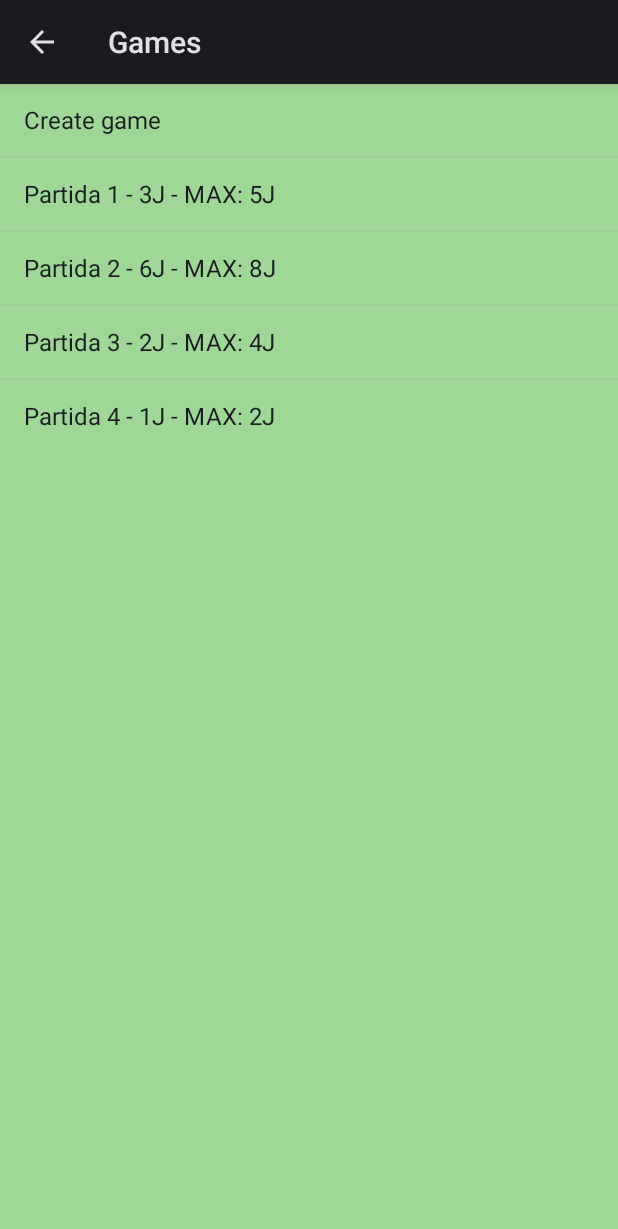
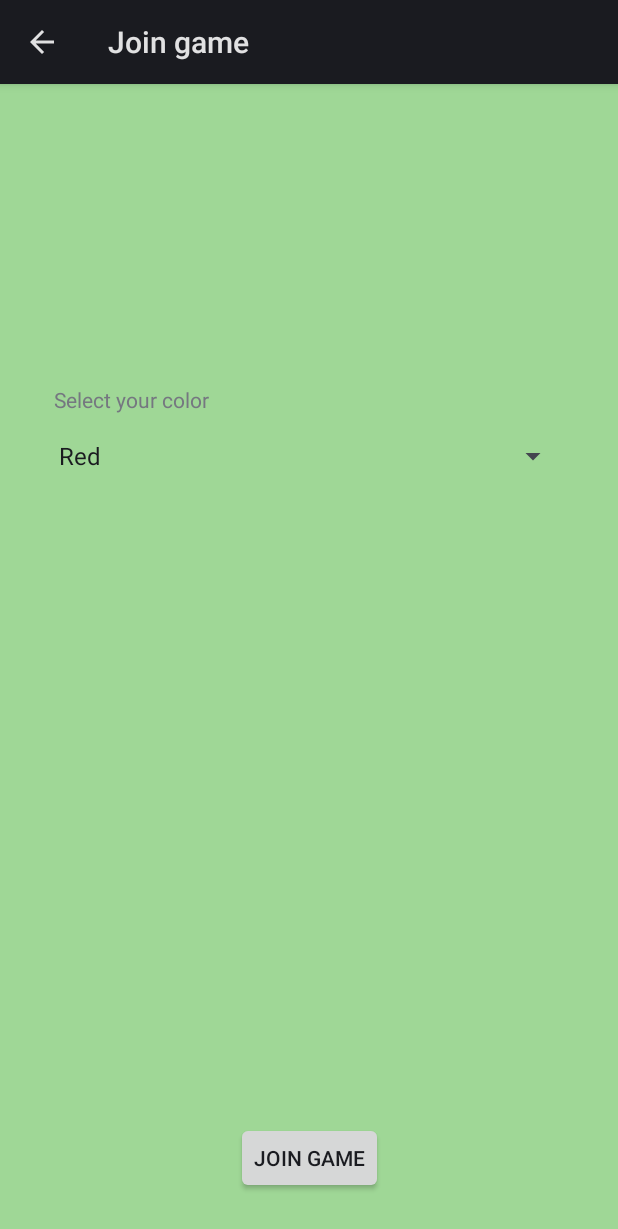
Before and after one commit to Mongolpoly/MyApplication, an Android app: the ListGames screen opened directly, with no data from a screen before it, after a tap on "Partida 1 - 3J - MAX: 5J", on a phone screen of 412 x 824 dp. Shown: the top 1229 px of the screen. Run offline under Robolectric (Android 15) with nearby library versions, the phone set to English and light mode, and no system bars.

Commit message:
Interfaces Fixed

```diff
--- a/app/src/main/java/com/example/java/myapplication/JoinGame.java
+++ b/app/src/main/java/com/example/java/myapplication/JoinGame.java
@@ -1,7 +1,16 @@
 package com.example.java.myapplication;
 
 import android.app.Activity;
+import android.content.Intent;
 import android.os.Bundle;
+import android.view.View;
+import android.widget.ArrayAdapter;
+import android.widget.Button;
+import android.widget.Spinner;
+import android.widget.Toast;
+
+import java.util.ArrayList;
+import java.util.List;
 
 public class JoinGame extends Activity {
 
@@ -11,6 +20,75 @@ public class JoinGame extends Activity {
     protected void onCreate(Bundle savedInstanceState) {
         super.onCreate(savedInstanceState);
         setContentView(R.layout.activity_join_game);
-        user = getIntent().getStringExtra("USUARIO");
+        user = getIntent().getStringExtra("user");
+        String partida = getIntent().getStringExtra("partida");
+        int jugadores = 5; //TODO:buscar en la BBDD los jugadores y mandarlo desde la anterior activity
+        final Spinner spinner = findViewById(R.id.spinner_join);
+        List<String> list = new ArrayList<String>();
+        for (int i=1;i<=jugadores;i++){
+            list.add(color(i));
+        }
+        ArrayAdapter<String> adapter = new ArrayAdapter<String>(this, android.R.layout.simple_spinner_item, list);
+        adapter.setDropDownViewResource(android.R.layout.simple_spinner_dropdown_item);
+        spinner.setAdapter(adapter);
+        Button btn = (Button) findViewById(R.id.btn_join_game);
+        btn.setOnClickListener(new View.OnClickListener() {
+            @Override
+            public void onClick(View view) {
+                String color = spinner.getSelectedItem().toString();
+                if (unirsePartida(fichaColor(color))){
+                    Intent i = new Intent(JoinGame.this, Game.class);
+                    i.putExtra("user", user);
+                    i.putExtra("ficha", (fichaColor(color)));
+                    startActivity(i);
+                }else{
+                    finish();
+                    Toast.makeText(JoinGame.this, R.string.closed, Toast.LENGTH_SHORT).show();
+                }
+
+            }
+        });
+    }
+
+    public String color(int c){
+        switch (c){
+            case 1: return getString(R.string.red);
+            case 2: return getString(R.string.blue);
+            case 3: return getString(R.string.yellow);
+            case 4: return getString(R.string.purple);
+            case 5: return getString(R.string.orange);
+            case 6: return getString(R.string.green);
+            case 7: return getString(R.string.white);
+            case 8: return getString(R.string.black);
+            default: return getString(R.string.red);
+        }
+    }
+
+    public int fichaColor(String color){
+        if (color.equals(getString(R.string.red))){
+            return 1;
+        } else if(color.equals(getString(R.string.blue))){
+            return 2;
+        }else if(color.equals(getString(R.string.yellow))){
+            return 3;
+        }else if(color.equals(getString(R.string.purple))){
+            return 4;
+        }else if(color.equals(getString(R.string.orange))){
+            return 5;
+        }else if(color.equals(getString(R.string.green))){
+            return 6;
+        }else if(color.equals(getString(R.string.white))){
+            return 7;
+        }else{
+            return 8;
+        }
+    }
+
+    private boolean unirsePartida(int color) { //TODO: CREAR PARTIDA
+        if (color>0 && color<9) {
+            return true;
+        }else{
+            return false;
+        }
     }
 }
--- a/app/src/main/java/com/example/java/myapplication/ListGames.java
+++ b/app/src/main/java/com/example/java/myapplication/ListGames.java
@@ -22,8 +22,7 @@ public class ListGames extends Activity {
     protected void onCreate(Bundle savedInstanceState) {
         super.onCreate(savedInstanceState);
         setContentView(R.layout.activity_list_games);
-        Bundle bundle = new Bundle();
-        user = getIntent().getStringExtra("USUARIO");
+        user = getIntent().getStringExtra("user");
         listView = (ListView) findViewById(R.id.list);
         String[] values = new String[] {
                 getString(R.string.create_game),
@@ -49,15 +48,18 @@ public class ListGames extends Activity {
                 String itemValue = (String) listView.getItemAtPosition(position);
                 if (position==0){
                     Intent i = new Intent(ListGames.this, CreateGame.class); //crear la partida
-                    i.putExtra("USUARIO", user);
+                    i.putExtra("user", user);
                     startActivity(i);
                 }else{
                     if(unirsepartida(position)){
                         Intent i = new Intent(ListGames.this, JoinGame.class); //unirse a una partida
-                        i.putExtra("USUARIO", user);
+                        i.putExtra("user", user);
+                        //listView.getOnItemSelectedListener().toString().substring(0,listView.getOnItemSelectedListener().toString().indexOf("-")-1);
+                        i.putExtra("partida", listView.getItemAtPosition(position).toString());
                         startActivity(i);
                     }else{
                         Toast.makeText(getApplicationContext(), getString(R.string.closed) , Toast.LENGTH_LONG).show();
+                        recargar();
                     }
                 }
             }
@@ -92,11 +94,15 @@ public class ListGames extends Activity {
     public boolean unirsepartida(int pos){
         //accedes a la partida con un insert vacío
         int maxjugadores = 5; //json con n_jugadores de la tabla partida
-        int jugadores = 5; //json con n_jugadores de la tabla partida
+        int jugadores = 2; //json con n_jugadores de la tabla partida
         if (maxjugadores>=jugadores+1){
             return true;
         } else {
             return false;
         }
     }
+
+    private void recargar() {
+        //TODO: Hacer la recarga del lisview
+    }
 }
--- a/app/src/main/res/layout/activity_join_game.xml
+++ b/app/src/main/res/layout/activity_join_game.xml
@@ -7,4 +7,41 @@
     tools:context="com.example.java.myapplication.JoinGame"
     android:background="@color/lightgreen">
 
+    <TextView
+        android:id="@+id/tv_color_join"
+        android:layout_width="wrap_content"
+        android:layout_height="wrap_content"
+        android:layout_marginBottom="16dp"
+        android:layout_marginStart="36dp"
+        android:layout_marginTop="8dp"
+        android:text="@string/select_color"
+        app:layout_constraintBottom_toTopOf="@+id/spinner_join"
+        app:layout_constraintStart_toStartOf="parent"
+        app:layout_constraintTop_toBottomOf="@+id/tableros"
+        app:layout_constraintVertical_bias="0.945" />
+
+    <Spinner
+        android:id="@+id/spinner_join"
+        android:layout_width="348dp"
+        android:layout_height="wrap_content"
+        android:layout_marginBottom="432dp"
+        android:layout_marginEnd="8dp"
+        android:layout_marginStart="8dp"
+        app:layout_constraintBottom_toTopOf="@+id/btn_join_game"
+        app:layout_constraintEnd_toEndOf="parent"
+        app:layout_constraintHorizontal_bias="0.489"
+        app:layout_constraintStart_toStartOf="parent" />
+
+    <Button
+        android:id="@+id/btn_join_game"
+        android:layout_width="wrap_content"
+        android:layout_height="wrap_content"
+        android:layout_marginBottom="28dp"
+        android:layout_marginEnd="8dp"
+        android:layout_marginStart="8dp"
+        android:text="@string/join_game"
+        app:layout_constraintBottom_toBottomOf="parent"
+        app:layout_constraintEnd_toEndOf="parent"
+        app:layout_constraintStart_toStartOf="parent" />
+
 </android.support.constraint.ConstraintLayout>
--- a/app/src/main/res/mipmap-anydpi-v26/monopoly.xml
+++ /dev/null
@@ -1,5 +0,0 @@
-<?xml version="1.0" encoding="utf-8"?>
-<adaptive-icon xmlns:android="http://schemas.android.com/apk/res/android">
-    <background android:drawable="@mipmap/background_monopoly"/>
-    <foreground android:drawable="@mipmap/foreground_monopoly"/>
-</adaptive-icon>
--- a/app/src/main/res/mipmap-anydpi-v26/monopoly_round.xml
+++ b/app/src/main/res/mipmap-anydpi-v26/monopoly_round.xml
@@ -1,5 +1,5 @@
 <?xml version="1.0" encoding="utf-8"?>
 <adaptive-icon xmlns:android="http://schemas.android.com/apk/res/android">
-    <background android:drawable="@mipmap/background_monopoly"/>
-    <foreground android:drawable="@mipmap/foreground_monopoly"/>
+    <background android:drawable="@mipmap/ic_launcher"/>
+    <foreground android:drawable="@mipmap/ic_launcher"/>
 </adaptive-icon>
```
Also changed, not shown: app/src/main/AndroidManifest.xml (+5 -3 lines), app/src/main/java/com/example/java/myapplication/CreateGame.java (+96 -37 lines), app/src/main/java/com/example/java/myapplication/CreateUser.java (+6 -56 lines), app/src/main/java/com/example/java/myapplication/Game.java (+6 -21 lines), app/src/main/java/com/example/java/myapplication/MainActivity.java (+24 -45 lines), app/src/main/res/layout/activity_create_game.xml (+49 -18 lines), app/src/main/res/values/strings.xml (+9 -0 lines), app/src/main/res/mipmap-hdpi/background_monopoly.png (deleted), app/src/main/res/mipmap-mdpi/background_monopoly.png (deleted), app/src/main/res/mipmap-xhdpi/background_monopoly.png (deleted), app/src/main/res/mipmap-xxhdpi/background_monopoly.png (deleted), app/src/main/res/mipmap-xxxhdpi/background_monopoly.png (deleted), 8 other files.
